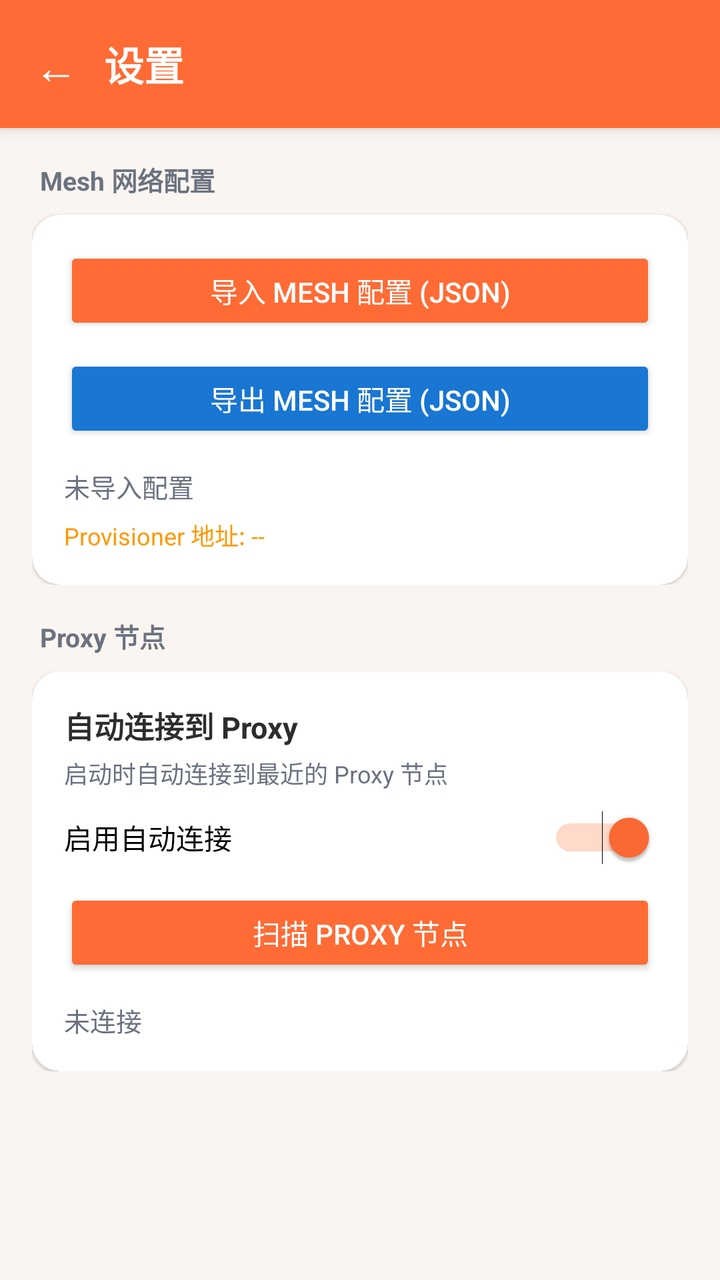
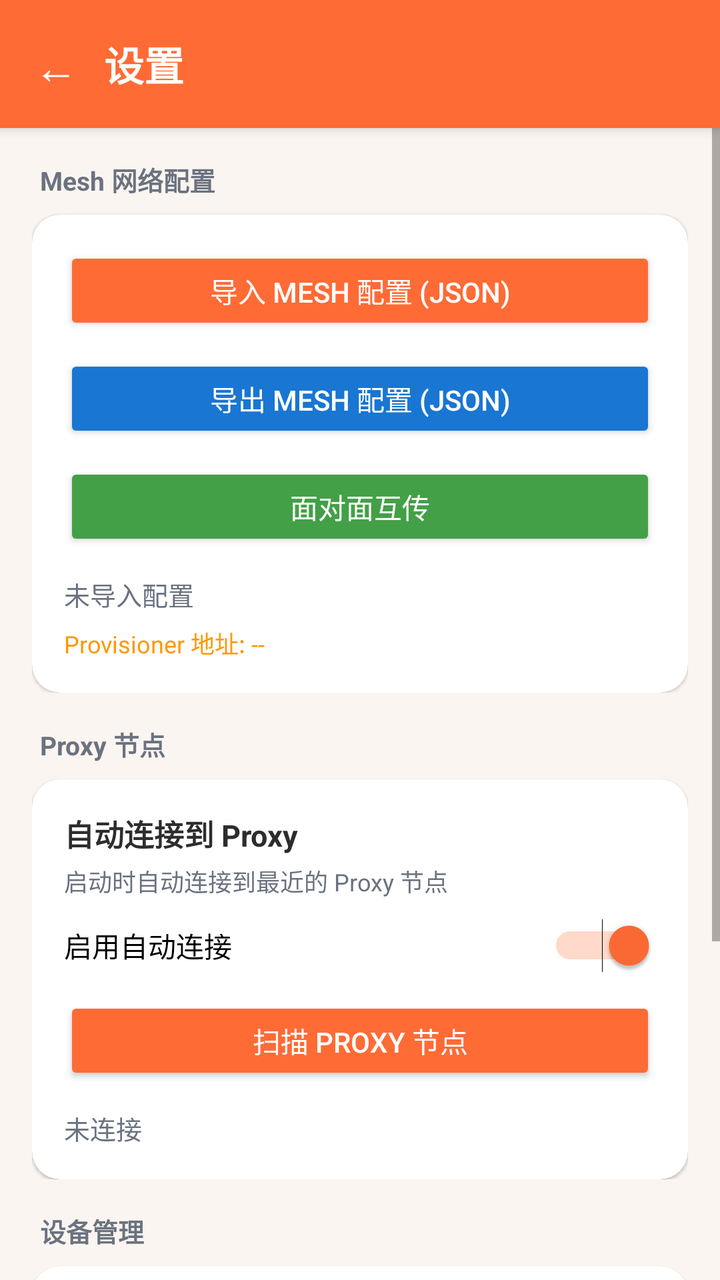

Before-and-after screenshots of an Android layout around one commit, followed by the original layout XML and the change that was made.
<!-- AndroidManifest.xml: activity theme Theme.BLE_Device_Mesh -->
<!-- res/layout/activity_settings.xml -->
<?xml version="1.0" encoding="utf-8"?>
<LinearLayout xmlns:android="http://schemas.android.com/apk/res/android"
    android:layout_width="match_parent"
    android:layout_height="match_parent"
    android:orientation="vertical"
    android:background="#FAF5F0">

    
    <LinearLayout
        android:layout_width="match_parent"
        android:layout_height="wrap_content"
        android:minHeight="56dp"
        android:background="#FF6B35"
        android:gravity="center_vertical"
        android:paddingStart="4dp"
        android:paddingEnd="16dp"
        android:paddingTop="8dp"
        android:paddingBottom="8dp"
        android:elevation="4dp">

        <Button
            android:id="@+id/btnBack"
            android:layout_width="48dp"
            android:layout_height="48dp"
            android:text="←"
            android:textSize="22sp"
            android:textColor="#FFFFFF"
            style="?android:attr/borderlessButtonStyle" />

        <TextView
            android:layout_width="0dp"
            android:layout_height="wrap_content"
            android:layout_weight="1"
            android:text="设置"
            android:textSize="20sp"
            android:textStyle="bold"
            android:textColor="#FFFFFF" />

    </LinearLayout>

    <ScrollView
        android:layout_width="match_parent"
        android:layout_height="match_parent">

        <LinearLayout
            android:layout_width="match_parent"
            android:layout_height="wrap_content"
            android:orientation="vertical"
            android:padding="16dp">

            
            <LinearLayout
                android:layout_width="match_parent"
                android:layout_height="wrap_content"
                android:orientation="vertical"
                android:layout_marginBottom="16dp">

                <TextView
                    android:layout_width="wrap_content"
                    android:layout_height="wrap_content"
                    android:text="Mesh 网络配置"
                    android:textSize="13sp"
                    android:textStyle="bold"
                    android:textColor="#6B7280"
                    android:layout_marginStart="4dp"
                    android:layout_marginBottom="8dp" />

                <androidx.cardview.widget.CardView
                    android:layout_width="match_parent"
                    android:layout_height="wrap_content"
                    app:cardCornerRadius="14dp"
                    app:cardElevation="1dp"
                    xmlns:app="http://schemas.android.com/apk/res-auto"
                    app:cardBackgroundColor="#FFFFFF">

                    <LinearLayout
                        android:layout_width="match_parent"
                        android:layout_height="wrap_content"
                        android:orientation="vertical"
                        android:padding="16dp">

                        <Button
                            android:id="@+id/btnImportConfig"
                            android:layout_width="match_parent"
                            android:layout_height="44dp"
                            android:text="导入 Mesh 配置 (Json)"
                            android:textSize="14sp"
                            android:backgroundTint="#FF6B35"
                            android:textColor="#FFFFFF" />

                        <Button
                            android:id="@+id/btnExportConfig"
                            android:layout_width="match_parent"
                            android:layout_height="44dp"
                            android:layout_marginTop="10dp"
                            android:text="导出 Mesh 配置 (Json)"
                            android:textSize="14sp"
                            android:backgroundTint="#1976D2"
                            android:textColor="#FFFFFF" />

                        <TextView
                            android:id="@+id/tvConfigStatus"
                            android:layout_width="wrap_content"
                            android:layout_height="wrap_content"
                            android:layout_marginTop="12dp"
                            android:text="未导入配置"
                            android:textSize="13sp"
                            android:textColor="#6B7280" />

                        <TextView
                            android:id="@+id/tvProvisionerAddress"
                            android:layout_width="wrap_content"
                            android:layout_height="wrap_content"
                            android:layout_marginTop="6dp"
                            android:text="Provisioner 地址: --"
                            android:textSize="12sp"
                            android:textColor="#FF9800" />

                    </LinearLayout>

                </androidx.cardview.widget.CardView>

            </LinearLayout>

            
            <LinearLayout
                android:layout_width="match_parent"
                android:layout_height="wrap_content"
                android:orientation="vertical">

                <TextView
                    android:layout_width="wrap_content"
                    android:layout_height="wrap_content"
                    android:text="Proxy 节点"
                    android:textSize="13sp"
                    android:textStyle="bold"
                    android:textColor="#6B7280"
                    android:layout_marginStart="4dp"
                    android:layout_marginBottom="8dp" />

                <androidx.cardview.widget.CardView
                    android:layout_width="match_parent"
                    android:layout_height="wrap_content"
                    app:cardCornerRadius="14dp"
                    app:cardElevation="1dp"
                    xmlns:app="http://schemas.android.com/apk/res-auto"
                    app:cardBackgroundColor="#FFFFFF">

                    <LinearLayout
                        android:layout_width="match_parent"
                        android:layout_height="wrap_content"
                        android:orientation="vertical"
                        android:padding="16dp">

                        <TextView
                            android:layout_width="wrap_content"
                            android:layout_height="wrap_content"
                            android:text="自动连接到 Proxy"
                            android:textSize="15sp"
                            android:textStyle="bold"
                            android:textColor="#2D2D2D" />

                        <TextView
                            android:layout_width="wrap_content"
                            android:layout_height="wrap_content"
                            android:layout_marginTop="4dp"
                            android:text="启动时自动连接到最近的 Proxy 节点"
                            android:textSize="12sp"
                            android:textColor="#6B7280" />

                        <Switch
                            android:id="@+id/switchAutoConnect"
                            android:layout_width="match_parent"
                            android:layout_height="wrap_content"
                            android:layout_marginTop="10dp"
                            android:text="启用自动连接"
                            android:checked="true" />

                        <Button
                            android:id="@+id/btnScanProxy"
                            android:layout_width="match_parent"
                            android:layout_height="44dp"
                            android:layout_marginTop="12dp"
                            android:text="扫描 Proxy 节点"
                            android:textSize="14sp"
                            android:backgroundTint="#FF6B35"
                            android:textColor="#FFFFFF" />

                        <TextView
                            android:id="@+id/tvProxyStatus"
                            android:layout_width="wrap_content"
                            android:layout_height="wrap_content"
                            android:layout_marginTop="12dp"
                            android:text="未连接"
                            android:textSize="13sp"
                            android:textColor="#6B7280" />

                    </LinearLayout>

                </androidx.cardview.widget.CardView>

            </LinearLayout>

        </LinearLayout>

    </ScrollView>

</LinearLayout>
<!-- resources referenced by this layout -->
<resources>
  <style name="Theme.BLE_Device_Mesh" parent="Theme.AppCompat.Light.NoActionBar">
          <item name="colorPrimary">@color/primary</item>
          <item name="colorPrimaryDark">@color/primary_dark</item>
          <item name="colorAccent">@color/primary</item>
          <item name="android:statusBarColor">@color/primary_dark</item>
          <item name="android:navigationBarColor">@color/surface</item>
      </style>
  <color name="primary">#FF6B35</color>
  <color name="primary_dark">#E55A2B</color>
  <color name="surface">#FFFFFF</color>
</resources>

<!-- the commit's change to res/layout/activity_settings.xml (unified diff, before → after) -->
@@ -98,6 +98,16 @@
                             android:backgroundTint="#1976D2"
                             android:textColor="#FFFFFF" />
 
+                        <Button
+                            android:id="@+id/btnMeshTransfer"
+                            android:layout_width="match_parent"
+                            android:layout_height="44dp"
+                            android:layout_marginTop="10dp"
+                            android:text="面对面互传"
+                            android:textSize="14sp"
+                            android:backgroundTint="#43A047"
+                            android:textColor="#FFFFFF" />
+
                         <TextView
                             android:id="@+id/tvConfigStatus"
                             android:layout_width="wrap_content"
@@ -201,6 +211,81 @@
 
             </LinearLayout>
 
+            
+            <LinearLayout
+                android:layout_width="match_parent"
+                android:layout_height="wrap_content"
+                android:orientation="vertical"
+                android:layout_marginTop="16dp">
+
+                <TextView
+                    android:layout_width="wrap_content"
+                    android:layout_height="wrap_content"
+                    android:text="设备管理"
+                    android:textSize="13sp"
+                    android:textStyle="bold"
+                    android:textColor="#6B7280"
+                    android:layout_marginStart="4dp"
+                    android:layout_marginBottom="8dp" />
+
+                <androidx.cardview.widget.CardView
+                    android:layout_width="match_parent"
+                    android:layout_height="wrap_content"
+                    app:cardCornerRadius="14dp"
+                    app:cardElevation="1dp"
+                    xmlns:app="http://schemas.android.com/apk/res-auto"
+                    app:cardBackgroundColor="#FFFFFF">
+
+                    <LinearLayout
+                        android:layout_width="match_parent"
+                        android:layout_height="wrap_content"
+                        android:orientation="vertical"
+                        android:padding="16dp">
+
+                        <Button
+                            android:id="@+id/btnRestoreDeleted"
+                            android:layout_width="match_parent"
+                            android:layout_height="44dp"
+                            android:text="恢复已删除设备"
+                            android:textSize="14sp"
+                            android:backgroundTint="#FF6B35"
+                            android:textColor="#FFFFFF" />
+
+                        <Button
+                            android:id="@+id/btnAddFromNetwork"
+                            android:layout_width="match_parent"
+                            android:layout_height="44dp"
+                            android:layout_marginTop="10dp"
+                            android:text="从 Mesh 网络找回设备"
+                            android:textSize="14sp"
+                            android:backgroundTint="#1976D2"
+                            android:textColor="#FFFFFF" />
+
+                        <Button
+                            android:id="@+id/btnDeviceFinder"
+                            android:layout_width="match_parent"
+                            android:layout_height="44dp"
+                            android:layout_marginTop="10dp"
+                            android:text="扫描设备地址 / MAC"
+                            android:textSize="14sp"
+                            android:backgroundTint="#7B1FA2"
+                            android:textColor="#FFFFFF" />
+
+                        <TextView
+                            android:id="@+id/tvDeviceRestoreStatus"
+                            android:layout_width="wrap_content"
+                            android:layout_height="wrap_content"
+                            android:layout_marginTop="12dp"
+                            android:text="删除设备只会移除本地列表，节点仍在 Mesh 网络里，可随时找回"
+                            android:textSize="12sp"
+                            android:textColor="#6B7280" />
+
+                    </LinearLayout>
+
+                </androidx.cardview.widget.CardView>
+
+            </LinearLayout>
+
         </LinearLayout>
 
     </ScrollView>
